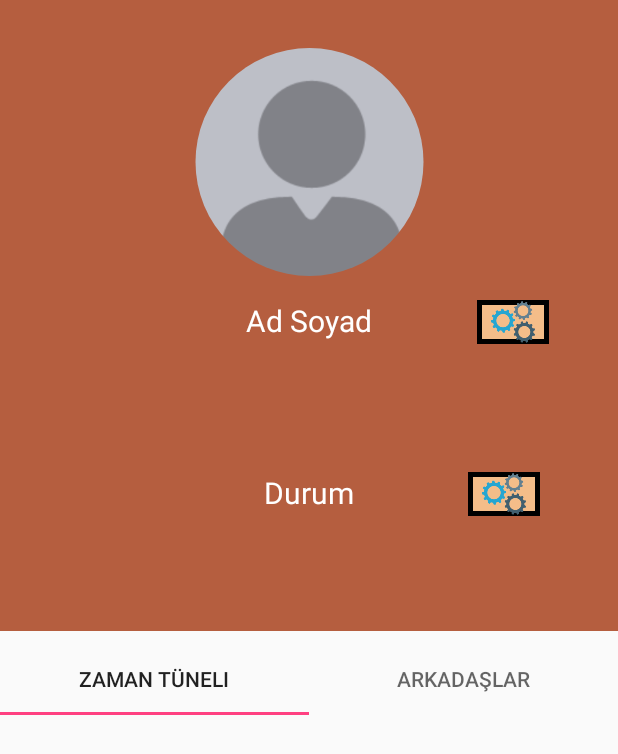
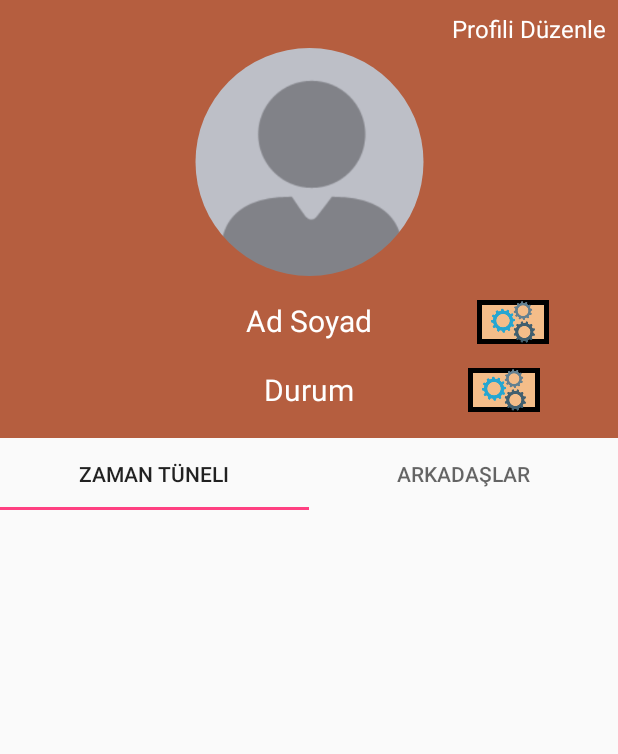
Before and after one commit to EndLessLiberty/CafeinThesiss, an Android app: the PersonalUserProfileActivity screen opened directly, with no data from a screen before it, on a phone screen of 412 x 824 dp. Shown: the top 754 px of the screen. Run offline under Robolectric (Android 15) with nearby library versions, the phone set to English and light mode, and no system bars; our stand-ins replace CircleImageView, Firebase (no records; nobody signed in at launch, a user with empty details on screens opened directly), Picasso; pictures from the network do not load; 6 statements that could not run were skipped.

Commit message:
enes+ eray birleştirme

```diff
--- a/app/src/main/java/com/example/weysi/firabaseuserregistration/activitys/MainPageActivity.java
+++ b/app/src/main/java/com/example/weysi/firabaseuserregistration/activitys/MainPageActivity.java
@@ -33,6 +33,7 @@ public class MainPageActivity extends AppCompatActivity implements View.OnClickL
     private ImageButton buttonZamanTuneli;
     private ImageButton buttonMessages;
     private ImageButton buttonNotifications;
+    private ImageButton buttonStatistics;
     private de.hdodenhof.circleimageview.CircleImageView circleImageView;
     private Bitmap bmp;
     private byte[] byteArray;
@@ -71,6 +72,7 @@ public class MainPageActivity extends AppCompatActivity implements View.OnClickL
         buttonZamanTuneli = (ImageButton) findViewById(R.id.imageButtonTimeLine);
         buttonMessages= (ImageButton) findViewById(R.id.imageButtonMessages);
         buttonNotifications=(ImageButton) findViewById(R.id.imageButtonNotifications);
+        buttonStatistics=(ImageButton)findViewById(R.id.imageButtonStatistics);
 
         //header = getLayoutInflater().inflate(R.layout.header, null);
         circleImageView = (de.hdodenhof.circleimageview.CircleImageView)findViewById(R.id.profile_image);
@@ -93,6 +95,7 @@ public class MainPageActivity extends AppCompatActivity implements View.OnClickL
         buttonMessages.setOnClickListener(this);
         buttonNotifications.setOnClickListener(this);
         circleImageView.setOnClickListener(this);
+        buttonStatistics.setOnClickListener(this);
 
 
     }
@@ -154,6 +157,9 @@ public class MainPageActivity extends AppCompatActivity implements View.OnClickL
         else if(view==buttonNotifications){
             startActivity(new Intent(this, NotificationsActivity.class));
         }
+        else if(view==buttonStatistics){
+            //startActivity(new Intent (this,denemeActivity.class));
+        }
     }
 
 
--- a/app/src/main/java/com/example/weysi/firabaseuserregistration/activitys/PersonalUserProfileActivity.java
+++ b/app/src/main/java/com/example/weysi/firabaseuserregistration/activitys/PersonalUserProfileActivity.java
@@ -1,6 +1,7 @@
 package com.example.weysi.firabaseuserregistration.activitys;
 
 import android.app.ProgressDialog;
+import android.content.Intent;
 import android.graphics.Bitmap;
 import android.graphics.BitmapFactory;
 import android.os.Bundle;
@@ -9,6 +10,7 @@ import android.support.design.widget.TabLayout;
 import android.support.v4.app.FragmentManager;
 import android.support.v4.view.ViewPager;
 import android.support.v7.app.AppCompatActivity;
+import android.view.View;
 import android.widget.ImageView;
 import android.widget.TextView;
 import com.example.weysi.firabaseuserregistration.R;
@@ -28,7 +30,7 @@ import com.squareup.picasso.Picasso;
 
 import de.hdodenhof.circleimageview.CircleImageView;
 
-public class PersonalUserProfileActivity extends AppCompatActivity{
+public class PersonalUserProfileActivity extends AppCompatActivity implements View.OnClickListener{
 
     private ImageView mProfileImage;
     private TextView mProfileName, mProfileStatus, mProfileFriendsCount;
@@ -43,6 +45,7 @@ public class PersonalUserProfileActivity extends AppCompatActivity{
     private DatabaseReference mNotificationDatabase;
     private StorageReference mStorage;
     private TabLayout mTabLayout;
+    private TextView mProfileDuzenle;
     private SectionsPagerAdapter mSectionsPagerAdapter;
     private static FragmentManager fragmentManager;
     private Bitmap bmp;
@@ -52,7 +55,7 @@ public class PersonalUserProfileActivity extends AppCompatActivity{
 
 
     @Override
-    protected void onCreate(Bundle savedInstanceState) {
+    protected void onCreate(Bundle savedInstanceState){
         super.onCreate(savedInstanceState);
         setContentView(R.layout.activity_personal_user_profile);
 
@@ -78,9 +81,9 @@ public class PersonalUserProfileActivity extends AppCompatActivity{
         mProfileImage = (CircleImageView) findViewById(R.id.settings_image);
         mProfileName = (TextView) findViewById(R.id.textViewUserName);
         mProfileStatus = (TextView) findViewById(R.id.textViewDurum);
-
-        mTabLayout = (TabLayout) findViewById(R.id.main_tabs);
-        mViewPager = (ViewPager) findViewById(R.id.main_tabPager);
+        mProfileDuzenle=(TextView) findViewById(R.id.textViewProfiliDuzenle);
+        mTabLayout = (TabLayout) findViewById(R.id.personal_tabs);
+        mViewPager = (ViewPager) findViewById(R.id.personalViewPager);
         mSectionsPagerAdapter = new SectionsPagerAdapter(getSupportFragmentManager(), user_id);
         mViewPager.setAdapter(mSectionsPagerAdapter);
         mTabLayout.setupWithViewPager(mViewPager);
@@ -127,5 +130,17 @@ public class PersonalUserProfileActivity extends AppCompatActivity{
 
         mProgressDialog.dismiss();
 
+        mProfileDuzenle.setOnClickListener(this);
+
+    }
+
+    @Override
+    public void onClick(View v) {
+        if(v==mProfileDuzenle)
+        {
+            Intent intent = new Intent(getApplicationContext(), ProfileSettingsActivity.class);
+            intent.putExtra("profile_photo",byteArray);
+            startActivity(intent);
+        }
     }
 }
--- a/app/src/main/java/com/example/weysi/firabaseuserregistration/fragments/PersonelTimeLineFragment.java
+++ b/app/src/main/java/com/example/weysi/firabaseuserregistration/fragments/PersonelTimeLineFragment.java
@@ -1,17 +1,24 @@
 package com.example.weysi.firabaseuserregistration.fragments;
 
 
+import android.content.Context;
+import android.graphics.Bitmap;
+import android.graphics.BitmapFactory;
 import android.os.Bundle;
 import android.support.v4.app.Fragment;
 import android.support.v7.widget.LinearLayoutManager;
 import android.support.v7.widget.RecyclerView;
+import android.util.Base64;
 import android.view.LayoutInflater;
 import android.view.View;
 import android.view.ViewGroup;
+import android.widget.EditText;
 import android.widget.TextView;
 
 import com.example.weysi.firabaseuserregistration.R;
+import com.example.weysi.firabaseuserregistration.informations.GetTimeAgo;
 import com.example.weysi.firabaseuserregistration.informations.PlaceInformation;
+import com.example.weysi.firabaseuserregistration.informations.TimeLineCheckInInformation;
 import com.firebase.ui.database.FirebaseRecyclerAdapter;
 import com.google.firebase.database.DatabaseReference;
 import com.google.firebase.database.FirebaseDatabase;
@@ -19,17 +26,20 @@ import com.google.firebase.database.FirebaseDatabase;
 import java.util.ArrayList;
 import java.util.List;
 
+import de.hdodenhof.circleimageview.CircleImageView;
+
 /**
  * A simple {@link Fragment} subclass.
  */
 public class PersonelTimeLineFragment extends Fragment {
 
     private RecyclerView recyclerViewCheckIns;
-    RecyclerView.Adapter adapter ;
+    RecyclerView.Adapter adapter;
     private DatabaseReference databaseCheckIns;
     private List<PlaceInformation> list;
     private View mMainView;
     private String targetUserId;
+
     public PersonelTimeLineFragment() {
         // Required empty public constructor
     }
@@ -39,7 +49,7 @@ public class PersonelTimeLineFragment extends Fragment {
     public View onCreateView(LayoutInflater inflater, ViewGroup container,
                              Bundle savedInstanceState) {
         mMainView = inflater.inflate(R.layout.fragment_personel_time_line, container, false);
-        list=new ArrayList<>();
+        list = new ArrayList<>();
         recyclerViewCheckIns = (RecyclerView) mMainView.findViewById(R.id.recyclerViewCheckInst);
 
         targetUserId = getArguments().getString("targetUserId");
@@ -47,27 +57,33 @@ public class PersonelTimeLineFragment extends Fragment {
         databaseCheckIns = FirebaseDatabase.getInstance().getReference().child("UsersCheckIns").child(targetUserId);
         databaseCheckIns.keepSynced(true);
 
-
         recyclerViewCheckIns.setHasFixedSize(true);
 
 
-        FirebaseRecyclerAdapter<PlaceInformation,TimeLineViewHolder> timeLineRecyclerViewAdapter =new FirebaseRecyclerAdapter<PlaceInformation, TimeLineViewHolder>(
-                PlaceInformation.class,
-                R.layout.satir_layout_2,
+        final FirebaseRecyclerAdapter<TimeLineCheckInInformation, TimeLineViewHolder> timeLineRecylerViewAdapter = new FirebaseRecyclerAdapter<TimeLineCheckInInformation, TimeLineViewHolder>(
+                TimeLineCheckInInformation.class,
+                R.layout.single_check_in_layout,
                 TimeLineViewHolder.class,
-                databaseCheckIns
+                databaseCheckIns.orderByChild("checkInTime")
+
         ) {
             @Override
-            protected void populateViewHolder(TimeLineViewHolder viewHolder, PlaceInformation model, int position) {
-                viewHolder.setName(model.getName());
+            protected void populateViewHolder(final TimeLineViewHolder viewHolder, final TimeLineCheckInInformation model, int position) {
+
+                String time = (String) (GetTimeAgo.getTimeAgo(model.getCheckInTime() * (-1), getContext()));
+                byte[] encodeByte = Base64.decode(model.getUserPhoto(), Base64.DEFAULT);
+                Bitmap bitmap = BitmapFactory.decodeByteArray(encodeByte, 0, encodeByte.length);
+
+                viewHolder.setCircleImageViewUserPhoto(bitmap);
+                viewHolder.setEditTextPlace(model.getPlaceName());
+                viewHolder.setTextViewTime(time);
+                viewHolder.setTextViewUserName(model.getUserName());
+                viewHolder.setTextViewUserMessage(model.getMessage());
 
 
             }
-
-
         };
-
-        recyclerViewCheckIns.setAdapter(timeLineRecyclerViewAdapter);
+        recyclerViewCheckIns.setAdapter(timeLineRecylerViewAdapter);
         recyclerViewCheckIns.setLayoutManager(new LinearLayoutManager(getContext()));
 
 
@@ -83,20 +99,46 @@ public class PersonelTimeLineFragment extends Fragment {
 
     public static class TimeLineViewHolder extends RecyclerView.ViewHolder {
 
+
         View mView;
+        EditText editTextPlace;
+        TextView textViewTime;
+        TextView textViewUserName;
+        TextView textViewUserMessage;
+        CircleImageView circleImageViewUserPhoto;
+
 
         public TimeLineViewHolder(View itemView) {
             super(itemView);
-
             mView = itemView;
+            editTextPlace = (EditText) mView.findViewById(R.id.editTextCheckInPlace);
+            textViewTime = (TextView) mView.findViewById(R.id.user_single_time);
+            textViewUserName = (TextView) mView.findViewById(R.id.user_single_name);
+            textViewUserMessage = (TextView) mView.findViewById(R.id.user_single_status);
+            circleImageViewUserPhoto = (CircleImageView) mView.findViewById(R.id.user_single_image);
 
         }
 
-        public void setName(String name){
 
-            TextView userNameView = (TextView) mView.findViewById(R.id.placeName);
-            userNameView.setText(name);
+        public void setEditTextPlace(String place) {
+            editTextPlace.setText(place);
+            editTextPlace.setClickable(true);
+        }
 
+        public void setTextViewTime(String time) {
+            textViewTime.setText(time);
+        }
+
+        public void setTextViewUserName(String userName) {
+            textViewUserName.setText(userName);
+        }
+
+        public void setTextViewUserMessage(String userMessage) {
+            textViewUserMessage.setText(userMessage);
+        }
+
+        public void setCircleImageViewUserPhoto(Bitmap userPhoto) {
+            circleImageViewUserPhoto.setImageBitmap(userPhoto);
         }
 
     }
--- a/app/src/main/java/com/example/weysi/firabaseuserregistration/parsers/PlaceClass.java
+++ b/app/src/main/java/com/example/weysi/firabaseuserregistration/parsers/PlaceClass.java
@@ -55,7 +55,6 @@ public class PlaceClass extends AsyncTask< String,String, List<Data>> {
                 //data.setPlaceId(dataList.get(i).getPlaceId());
                 // Resim indiriyoruz
                 input = new java.net.URL(dataList.get(i).getUrl()).openStream();
-
                 dataList.get(i).setBitmap(BitmapFactory.decodeStream(input));
                 //data.setBitmap(BitmapFactory.decodeStream(input));
                 //dataList1.add(data);
--- a/app/src/main/res/layout/activity_personal_user_profile.xml
+++ b/app/src/main/res/layout/activity_personal_user_profile.xml
@@ -21,29 +21,40 @@
         app:layout_constraintTop_toTopOf="parent"
         app:layout_constraintVertical_bias="1.0">
 
-    </ScrollView>
-
         <android.support.constraint.ConstraintLayout
-        android:layout_width="0dp"
-        android:layout_height="0dp"
+            android:layout_width="match_parent"
+            android:layout_height="match_parent"
             android:orientation="vertical"
             app:layout_constraintBottom_toBottomOf="parent"
             app:layout_constraintEnd_toEndOf="parent"
             app:layout_constraintStart_toStartOf="@+id/scrollView3"
-        app:layout_constraintTop_toTopOf="parent">
+            app:layout_constraintTop_toTopOf="@+id/scrollView3">
 
             <android.support.v7.widget.Toolbar
                 android:id="@+id/toolbar"
                 android:layout_width="0dp"
                 android:layout_height="0dp"
+
                 android:layout_marginBottom="8dp"
                 android:background="@color/colorPrimary"
-            android:minHeight="?attr/actionBarSize"
-            android:theme="?attr/actionBarTheme"
-            app:layout_constraintBottom_toTopOf="@+id/guideline14"
+                app:layout_constraintBottom_toTopOf="@+id/guideline16"
                 app:layout_constraintEnd_toEndOf="parent"
-            app:layout_constraintHorizontal_bias="1.0"
+                app:layout_constraintHorizontal_bias="0.0"
                 app:layout_constraintStart_toStartOf="parent"
+                app:layout_constraintTop_toTopOf="parent"
+                app:layout_constraintVertical_bias="1.0" />
+
+            <TextView
+                android:id="@+id/textViewProfiliDuzenle"
+                android:layout_width="wrap_content"
+                android:layout_height="wrap_content"
+                android:layout_marginEnd="8dp"
+                android:layout_marginRight="8dp"
+                android:layout_marginTop="8dp"
+                android:text="Profili Düzenle"
+                android:textColor="@android:color/background_light"
+                android:textSize="16dp"
+                app:layout_constraintEnd_toEndOf="parent"
                 app:layout_constraintTop_toTopOf="parent" />
 
             <de.hdodenhof.circleimageview.CircleImageView
@@ -66,9 +77,7 @@
             <TextView
                 android:id="@+id/textViewUserName"
                 android:layout_width="wrap_content"
-            android:layout_height="wrap_content"
-            android:layout_marginEnd="8dp"
-            android:layout_marginStart="8dp"
+                android:layout_height="30dp"
                 android:layout_marginTop="16dp"
                 android:hint="Ad Soyad"
                 android:textColor="#FFFFFF"
@@ -81,16 +90,12 @@
             <TextView
                 android:id="@+id/textViewDurum"
                 android:layout_width="wrap_content"
-            android:layout_height="wrap_content"
-            android:layout_marginBottom="16dp"
-            android:layout_marginEnd="8dp"
-            android:layout_marginStart="8dp"
+                android:layout_height="30dp"
                 android:layout_marginTop="16dp"
                 android:hint="Durum"
                 android:textColor="#FFFFFF"
                 android:textColorHint="#FFFFFF"
                 android:textSize="20dp"
-            app:layout_constraintBottom_toTopOf="@+id/main_tabs"
                 app:layout_constraintEnd_toEndOf="parent"
                 app:layout_constraintStart_toStartOf="parent"
                 app:layout_constraintTop_toBottomOf="@+id/textViewUserName" />
@@ -112,40 +117,16 @@
                 app:layout_constraintTop_toBottomOf="@+id/settings_image"
                 app:srcCompat="@drawable/settings" />
 
-        <ImageButton
-            android:id="@+id/imageButtonSetDurum"
-            android:layout_width="48dp"
-            android:layout_height="29dp"
-            android:layout_marginBottom="16dp"
-            android:layout_marginEnd="8dp"
-
-            android:layout_marginLeft="32dp"
-            android:layout_marginRight="8dp"
-            android:layout_marginStart="32dp"
-            android:layout_marginTop="16dp"
-            android:background="@drawable/my_button_bg"
-            android:scaleType="fitCenter"
-            app:layout_constraintBottom_toTopOf="@+id/guideline14"
-            app:layout_constraintEnd_toEndOf="parent"
-            app:layout_constraintStart_toEndOf="@+id/textViewDurum"
-            app:layout_constraintTop_toBottomOf="@+id/imageButtonSetName"
-            app:srcCompat="@drawable/settings" />
-
-        <android.support.constraint.Guideline
-            android:id="@+id/guideline14"
-            android:layout_width="wrap_content"
-            android:layout_height="wrap_content"
-            android:orientation="horizontal"
-            app:layout_constraintGuide_percent="0.52" />
 
             <android.support.design.widget.TabLayout
-            android:id="@+id/main_tabs"
+                android:id="@+id/personal_tabs"
                 android:layout_width="0dp"
                 android:layout_height="wrap_content"
+                android:layout_marginTop="16dp"
                 app:layout_constraintEnd_toEndOf="parent"
                 app:layout_constraintHorizontal_bias="0.0"
                 app:layout_constraintStart_toStartOf="parent"
-            app:layout_constraintTop_toBottomOf="@+id/guideline14">
+                app:layout_constraintTop_toBottomOf="@+id/textViewDurum">
 
                 <android.support.design.widget.TabItem
                     android:layout_width="match_parent"
@@ -158,17 +139,43 @@
                     android:text="Arkadaşlar" />
             </android.support.design.widget.TabLayout>
 
+            <ImageButton
+                android:id="@+id/imageButtonSetDurum"
+                android:layout_width="48dp"
+                android:layout_height="29dp"
+
+                android:layout_marginEnd="8dp"
+                android:layout_marginLeft="32dp"
+                android:layout_marginRight="8dp"
+                android:layout_marginStart="32dp"
+                android:layout_marginTop="16dp"
+                android:background="@drawable/my_button_bg"
+                android:scaleType="fitCenter"
+                app:layout_constraintEnd_toEndOf="parent"
+                app:layout_constraintStart_toEndOf="@+id/textViewDurum"
+                app:layout_constraintTop_toBottomOf="@+id/imageButtonSetName"
+                app:srcCompat="@drawable/settings" />
+
+            <android.support.constraint.Guideline
+                android:id="@+id/guideline16"
+                android:layout_width="wrap_content"
+                android:layout_height="wrap_content"
+                android:orientation="horizontal"
+                app:layout_constraintGuide_begin="300dp"
+                app:layout_constraintGuide_end="180dp" />
+
             <android.support.v4.view.ViewPager
-            android:id="@+id/main_tabPager"
+                android:id="@+id/personalViewPager"
                 android:layout_width="0dp"
-            android:layout_height="0dp"
+                android:layout_height="136dp"
                 app:layout_constraintBottom_toBottomOf="parent"
                 app:layout_constraintEnd_toEndOf="parent"
+                app:layout_constraintHorizontal_bias="0.0"
                 app:layout_constraintStart_toStartOf="parent"
-            app:layout_constraintTop_toBottomOf="@+id/main_tabs" />
+                app:layout_constraintTop_toBottomOf="@+id/personal_tabs" />
+
+        </android.support.constraint.ConstraintLayout>
+    </ScrollView>
 
 
 </android.support.constraint.ConstraintLayout>
-
-
-</android.support.constraint.ConstraintLayout>
```
Also changed, not shown: app/src/main/java/com/example/weysi/firabaseuserregistration/activitys/NearbyPlaceActivity.java (+8 -6 lines), app/src/main/java/com/example/weysi/firabaseuserregistration/activitys/ProfileSettingsActivity.java (+7 -2 lines). Lines whose indentation alone changed are shown as unchanged.
